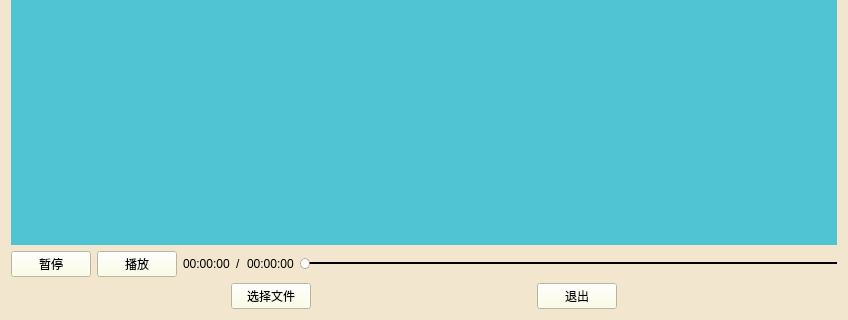
Before: the Qt Designer form paly_window.ui in canaconZion/videoPlayer, drawn with Qt 5; both pictures show x 0 to 848 and y 200 to 520 of the 848 by 520 pixel window.
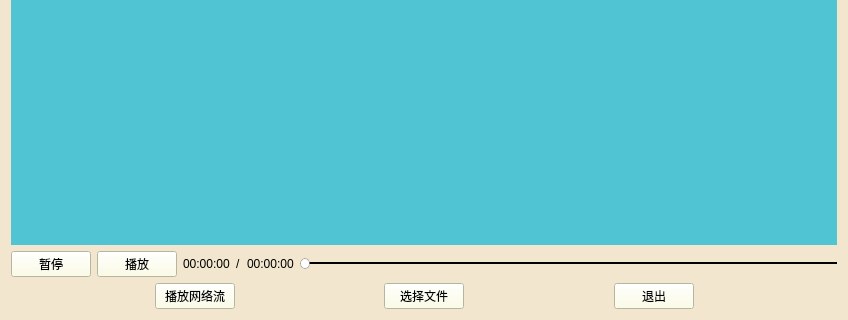
After: the same form once the commit is applied.

```diff
--- a/paly_window.ui
+++ b/paly_window.ui
@@ -147,6 +147,29 @@
      </item>
      <item>
       <layout class="QHBoxLayout" name="horizontalLayout">
+       <item>
+        <spacer name="horizontalSpacer_4">
+         <property name="orientation">
+          <enum>Qt::Horizontal</enum>
+         </property>
+         <property name="sizeHint" stdset="0">
+          <size>
+           <width>40</width>
+           <height>20</height>
+          </size>
+         </property>
+        </spacer>
+       </item>
+       <item>
+        <widget class="QPushButton" name="netStream">
+         <property name="styleSheet">
+          <string notr="true">QPushButton{background-color:rgb(255,255,224);}</string>
+         </property>
+         <property name="text">
+          <string>播放网络流</string>
+         </property>
+        </widget>
+       </item>
        <item>
         <spacer name="horizontalSpacer">
          <property name="orientation">
```
